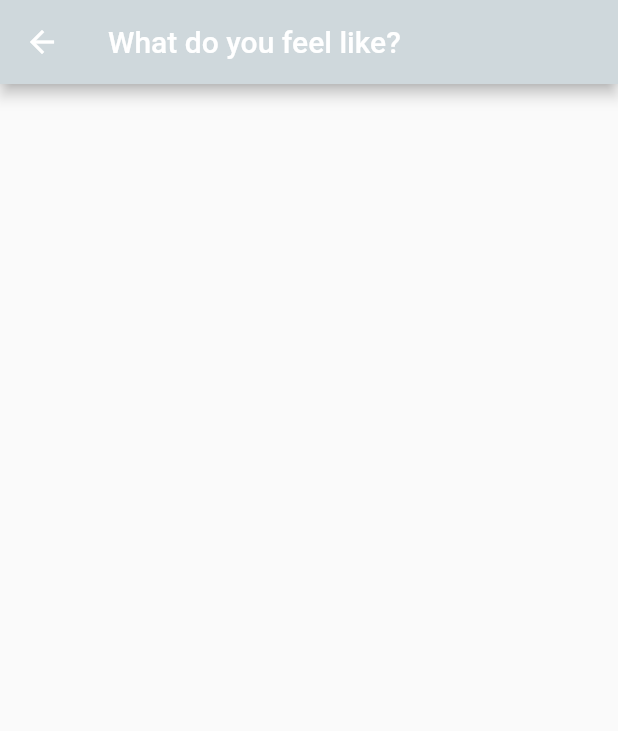
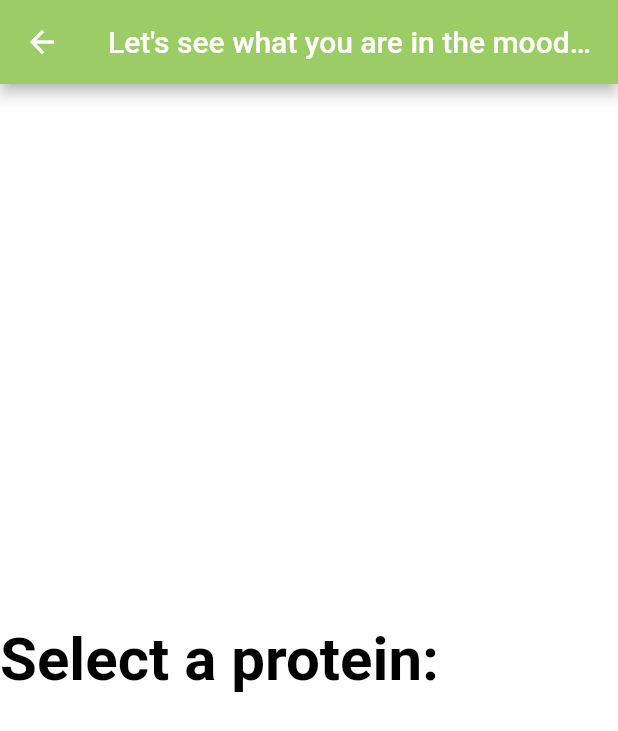
Before and after one commit to Yu-HuanWu/Choose-My-Meal-Now-ver-1, a Flutter app: the screen it shows after launch, after a tap on "Yes! I am hungry!", on a phone screen of 412 x 824 dp. Shown: the top 731 px of the screen. Run offline on Flutter 3.47's test engine with Material 2 defaults, Android fonts, the phone set to English and light mode, and no system bars.

Commit message:
text related stuff idk
its 1:47am, why am i doing this to myself

added boarder to text i think

added a bit to SecondRoute but it didn't seem to work, screen just go black, like my eyelids about to do...zz

Co-Authored-By: Aaron Hong <gnoha@users.noreply.github.com>

```diff
--- a/lib/main.dart
+++ b/lib/main.dart
@@ -19,12 +19,28 @@ class FirstRoute extends StatelessWidget {
       Column(
           mainAxisAlignment: MainAxisAlignment.spaceEvenly,
           children: [
+            Stack(
+              children: <Widget>[
+      Text('Ready to find some good grubs?',
+          textAlign: TextAlign.center,
+          style: TextStyle(fontSize: 40,
+              foreground: Paint()
+              ..style = PaintingStyle.stroke
+              ..strokeWidth = 6
+              ..color= Colors.lightGreen,
+              fontWeight: FontWeight.bold,
+              fontStyle: FontStyle.italic)),
+
                 Text('Ready to find some good grubs?',
                     textAlign: TextAlign.center,
                     style: TextStyle(fontSize: 40,
                         color: Colors.black,
                         fontWeight: FontWeight.bold,
                         fontStyle: FontStyle.italic)),
+      ]
+
+            )
+            ,
             RaisedButton(
                 onPressed: () {
                   Navigator.push(
@@ -35,7 +51,7 @@ class FirstRoute extends StatelessWidget {
                 },
                 child: Text(
                   'Yes! I am hungry!',
-                  style: TextStyle(fontSize: 20),
+                  style: TextStyle(fontSize: 30),
                 )
             ),
              ]
@@ -48,15 +64,24 @@ class SecondRoute extends StatelessWidget {
   @override
   Widget build(BuildContext context) {
     return Scaffold(
+        backgroundColor: Colors.transparent,
         appBar: AppBar(
-  title: Text ("What do you feel like?"),
-  backgroundColor: Colors.blueGrey[100],
+          title: Text ("Let's see what you are in the mood for..."),
+          backgroundColor: Colors.lightGreen[400],
         ),
       body:
         Column(
-
+            mainAxisAlignment: MainAxisAlignment.spaceEvenly,
+            children: [
+        Text("Select a protein:",
+            textAlign: TextAlign.center,
+            style: TextStyle(fontSize: 40,
+                color: Colors.black,
+                fontWeight: FontWeight.bold)),
+        ]
+    ),
         )
-    );
+    ;
   }
 }
 
@@ -103,6 +128,8 @@ with SingleTickerProviderStateMixin {
       position: _offsetAnimation,
       child: Image(image:
         AssetImage('images/mealimage.png'),
+        color: Color.fromRGBO(255, 255, 255, 0.5),
+        colorBlendMode: BlendMode.modulate,
       height: double.maxFinite,
         repeat: ImageRepeat.repeat,
       ),
```
Lines whose indentation alone changed are shown as unchanged.
